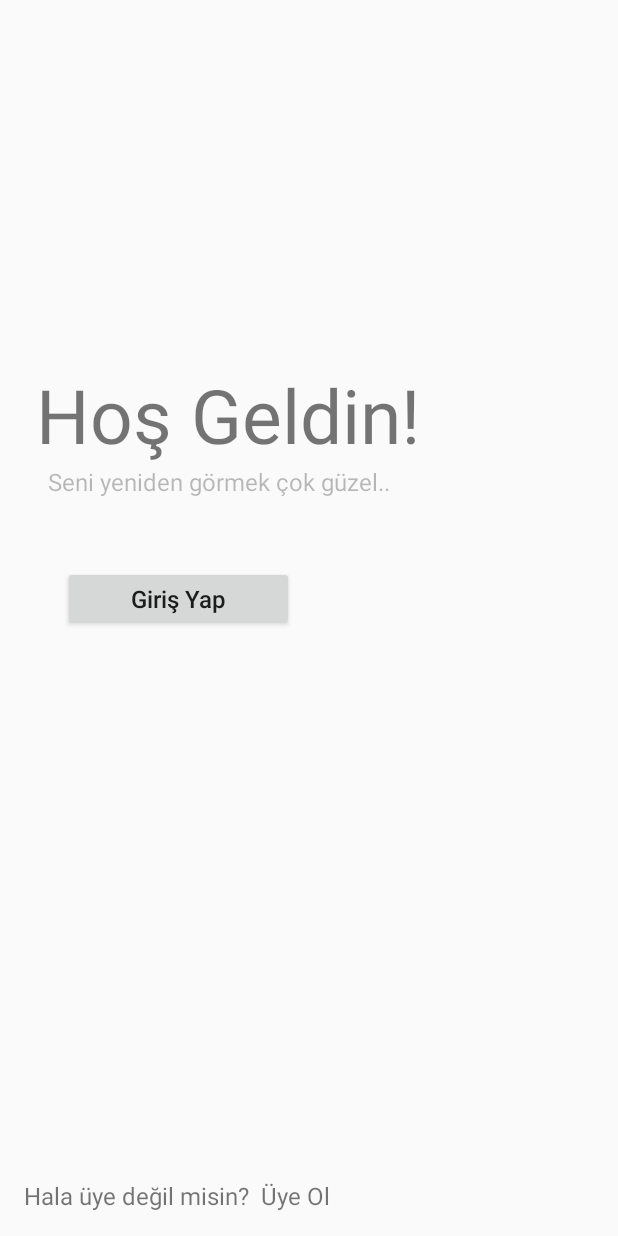
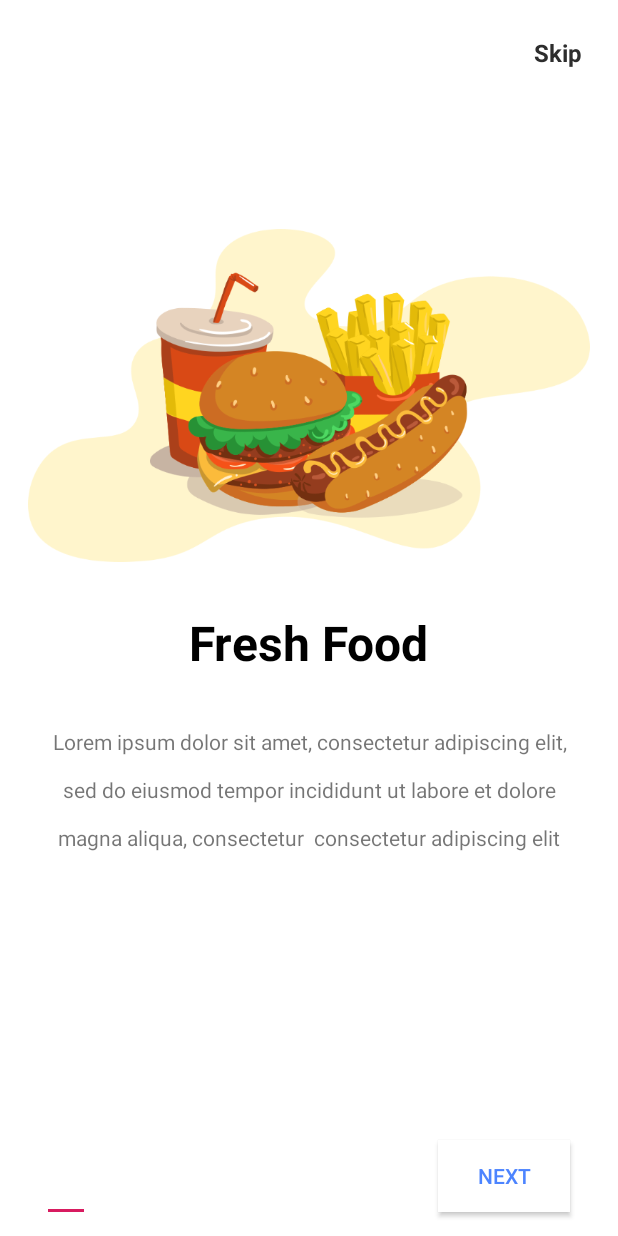
Before and after one commit to ysfyldrm/PayCal_RESIST, an Android app: the screen it shows after launch (WelcomeActivity before the commit, IntroActivity after it), on a phone screen of 412 x 824 dp. Run offline under Robolectric (Android 15) with nearby library versions, the phone set to English and light mode, and no system bars.

Commit message:
Walkthrough Screen eklendi.

```diff
--- a/app/build.gradle
+++ b/app/build.gradle
@@ -29,4 +29,5 @@
     testImplementation 'junit:junit:4.12'
     androidTestImplementation 'androidx.test.ext:junit:1.1.0'
     androidTestImplementation 'androidx.test.espresso:espresso-core:3.1.1'
+    implementation 'com.google.android.material:material:1.1.0'
 }
--- a/app/src/main/AndroidManifest.xml
+++ b/app/src/main/AndroidManifest.xml
@@ -9,16 +9,18 @@
         android:roundIcon="@mipmap/ic_launcher_round"
         android:supportsRtl="true"
         android:theme="@style/AppTheme">
-        <activity android:name=".WelcomeActivity">
+
+        <activity android:name=".IntroActivity">
             <intent-filter>
                 <action android:name="android.intent.action.MAIN" />
                 <category android:name="android.intent.category.LAUNCHER" />
             </intent-filter>
         </activity>
+        <activity android:name=".WelcomeActivity"></activity>
         <activity android:name=".RegisterActivity" />
         <activity android:name=".ForgetPassActivity" />
         <activity android:name=".LoginActivity" />
-        <activity android:name=".MainActivity"></activity>
+        <activity android:name=".MainActivity" />
     </application>
 
 </manifest>
--- /dev/null
+++ b/app/src/main/java/com/grapesoftware/paycal_resist/IntroActivity.java
@@ -0,0 +1,212 @@
+package com.grapesoftware.paycal_resist;
+
+import androidx.appcompat.app.AppCompatActivity;
+import androidx.viewpager.widget.ViewPager;
+
+import android.content.Intent;
+import android.content.SharedPreferences;
+import android.os.Bundle;
+import android.view.View;
+import android.view.Window;
+import android.view.WindowManager;
+import android.view.animation.Animation;
+import android.view.animation.AnimationUtils;
+import android.widget.Button;
+import android.widget.TextView;
+
+import com.google.android.material.tabs.TabLayout;
+
+import java.util.ArrayList;
+import java.util.List;
+
+public class IntroActivity extends AppCompatActivity {
+
+    private ViewPager screenPager;
+    IntroViewPagerAdapter introViewPagerAdapter ;
+    TabLayout tabIndicator;
+    Button btnNext;
+    int position = 0 ;
+    Button btnGetStarted;
+    Animation btnAnim ;
+    TextView tvSkip;
+
+
+    @Override
+    protected void onCreate(Bundle savedInstanceState) {
+        super.onCreate(savedInstanceState);
+
+        // make the activity on full screen
+
+        requestWindowFeature(Window.FEATURE_NO_TITLE);
+        getWindow().setFlags(WindowManager.LayoutParams.FLAG_FULLSCREEN,
+                WindowManager.LayoutParams.FLAG_FULLSCREEN);
+
+
+        // when this activity is about to be launch we need to check if its openened before or not
+
+       /** if (restorePrefData()) {
+
+            Intent mainActivity = new Intent(getApplicationContext(),MainActivity.class );
+            startActivity(mainActivity);
+            finish();
+
+        } **/
+
+        setContentView(R.layout.activity_intro);
+
+        // hide the action bar
+
+       //getSupportActionBar().hide();
+
+        // ini views
+        btnNext = findViewById(R.id.btn_next);
+        btnGetStarted = findViewById(R.id.btn_get_started);
+        tabIndicator = findViewById(R.id.tab_indicator);
+       // btnAnim = AnimationUtils.loadAnimation(getApplicationContext(),R.anim.button_animation);
+        tvSkip = findViewById(R.id.tv_skip);
+
+        // fill list screen
+
+        final List<ScreenItem> mList = new ArrayList<>();
+        mList.add(new ScreenItem("Fresh Food","Lorem ipsum dolor sit amet, consectetur adipiscing elit, sed do eiusmod tempor incididunt ut labore et dolore magna aliqua, consectetur  consectetur adipiscing elit",R.drawable.img1));
+        mList.add(new ScreenItem("Fast Delivery","Lorem ipsum dolor sit amet, consectetur adipiscing elit, sed do eiusmod tempor incididunt ut labore et dolore magna aliqua, consectetur  consectetur adipiscing elit",R.drawable.img2));
+        mList.add(new ScreenItem("Easy Payment","Lorem ipsum dolor sit amet, consectetur adipiscing elit, sed do eiusmod tempor incididunt ut labore et dolore magna aliqua, consectetur  consectetur adipiscing elit",R.drawable.img3));
+
+        // setup viewpager
+        screenPager =findViewById(R.id.screen_viewpager);
+        introViewPagerAdapter = new IntroViewPagerAdapter(this,mList);
+        screenPager.setAdapter(introViewPagerAdapter);
+
+        // setup tablayout with viewpager
+
+        tabIndicator.setupWithViewPager(screenPager);
+
+        // next button click Listner
+
+        btnNext.setOnClickListener(new View.OnClickListener() {
+            @Override
+            public void onClick(View v) {
+
+                position = screenPager.getCurrentItem();
+                if (position < mList.size()) {
+
+                    position++;
+                    screenPager.setCurrentItem(position);
+
+
+                }
+
+                if (position == mList.size()-1) { // when we rech to the last screen
+
+                    // TODO : show the GETSTARTED Button and hide the indicator and the next button
+
+                    loaddLastScreen();
+
+
+                }
+
+
+
+            }
+        });
+
+        // tablayout add change listener
+
+
+        tabIndicator.addOnTabSelectedListener(new TabLayout.BaseOnTabSelectedListener() {
+            @Override
+            public void onTabSelected(TabLayout.Tab tab) {
+
+                if (tab.getPosition() == mList.size()-1) {
+
+                    loaddLastScreen();
+
+                }
+
+
+            }
+
+            @Override
+            public void onTabUnselected(TabLayout.Tab tab) {
+
+            }
+
+            @Override
+            public void onTabReselected(TabLayout.Tab tab) {
+
+            }
+        });
+
+
+
+        // Get Started button click listener
+
+        btnGetStarted.setOnClickListener(new View.OnClickListener() {
+            @Override
+            public void onClick(View v) {
+
+
+                //open main activity
+
+                Intent mainActivity = new Intent(getApplicationContext(),MainActivity.class);
+                startActivity(mainActivity);
+                // also we need to save a boolean value to storage so next time when the user run the app
+                // we could know that he is already checked the intro screen activity
+                // i'm going to use shared preferences to that process
+                savePrefsData();
+                finish();
+
+
+
+            }
+        });
+
+        // skip button click listener
+
+        tvSkip.setOnClickListener(new View.OnClickListener() {
+            @Override
+            public void onClick(View v) {
+                screenPager.setCurrentItem(mList.size());
+            }
+        });
+
+
+
+    }
+
+    private boolean restorePrefData() {
+
+
+        SharedPreferences pref = getApplicationContext().getSharedPreferences("myPrefs",MODE_PRIVATE);
+        Boolean isIntroActivityOpnendBefore = pref.getBoolean("isIntroOpnend",false);
+        return  isIntroActivityOpnendBefore;
+
+
+
+    }
+
+    private void savePrefsData() {
+
+        SharedPreferences pref = getApplicationContext().getSharedPreferences("myPrefs",MODE_PRIVATE);
+        SharedPreferences.Editor editor = pref.edit();
+        editor.putBoolean("isIntroOpnend",true);
+        editor.commit();
+
+
+    }
+
+    // show the GETSTARTED Button and hide the indicator and the next button
+    private void loaddLastScreen() {
+
+        btnNext.setVisibility(View.INVISIBLE);
+        btnGetStarted.setVisibility(View.VISIBLE);
+        tvSkip.setVisibility(View.INVISIBLE);
+        tabIndicator.setVisibility(View.INVISIBLE);
+        // TODO : ADD an animation the getstarted button
+        // setup animation
+        btnGetStarted.setAnimation(btnAnim);
+
+
+
+    }
+}
--- /dev/null
+++ b/app/src/main/java/com/grapesoftware/paycal_resist/IntroViewPagerAdapter.java
@@ -0,0 +1,63 @@
+package com.grapesoftware.paycal_resist;
+
+import android.content.Context;
+import android.view.LayoutInflater;
+import android.view.View;
+import android.view.ViewGroup;
+import android.widget.ImageView;
+import android.widget.TextView;
+
+import androidx.annotation.NonNull;
+import androidx.viewpager.widget.PagerAdapter;
+
+import java.util.List;
+
+public class IntroViewPagerAdapter extends PagerAdapter {
+
+    Context mContext ;
+    List<ScreenItem> mListScreen;
+
+    public IntroViewPagerAdapter(Context mContext, List<ScreenItem> mListScreen) {
+
+        this.mContext = mContext;
+        this.mListScreen = mListScreen;
+    }
+
+    @NonNull
+    @Override
+    public Object instantiateItem(@NonNull ViewGroup container, int position) {
+
+        LayoutInflater inflater = (LayoutInflater) mContext.getSystemService(Context.LAYOUT_INFLATER_SERVICE);
+        View layoutScreen = inflater.inflate(R.layout.layout_screen,null);
+
+        ImageView imgSlide = layoutScreen.findViewById(R.id.intro_img);
+        TextView title = layoutScreen.findViewById(R.id.intro_title);
+        TextView description = layoutScreen.findViewById(R.id.intro_description);
+
+        title.setText(mListScreen.get(position).getTitle());
+        description.setText(mListScreen.get(position).getDescription());
+        imgSlide.setImageResource(mListScreen.get(position).getScreenImg());
+
+        container.addView(layoutScreen);
+
+        return layoutScreen;
+
+    }
+
+    @Override
+    public int getCount() {
+        return mListScreen.size();
+    }
+
+    @Override
+    public boolean isViewFromObject(@NonNull View view, @NonNull Object o) {
+        return view == o;
+    }
+
+    @Override
+    public void destroyItem(@NonNull ViewGroup container, int position, @NonNull Object object) {
+
+        container.removeView((View)object);
+
+    }
+}
--- /dev/null
+++ b/app/src/main/java/com/grapesoftware/paycal_resist/ScreenItem.java
@@ -0,0 +1,37 @@
+package com.grapesoftware.paycal_resist;
+
+public class ScreenItem {
+
+    String Title,Description;
+    int ScreenImg;
+
+    public ScreenItem(String title, String description, int screenImg) {
+        Title = title;
+        Description = description;
+        ScreenImg = screenImg;
+    }
+
+    public void setTitle(String title) {
+        Title = title;
+    }
+
+    public void setDescription(String description) {
+        Description = description;
+    }
+
+    public void setScreenImg(int screenImg) {
+        ScreenImg = screenImg;
+    }
+
+    public String getTitle() {
+        return Title;
+    }
+
+    public String getDescription() {
+        return Description;
+    }
+
+    public int getScreenImg() {
+        return ScreenImg;
+    }
+}
--- /dev/null
+++ b/app/src/main/res/layout/activity_intro.xml
@@ -0,0 +1,81 @@
+<?xml version="1.0" encoding="utf-8"?>
+<androidx.constraintlayout.widget.ConstraintLayout xmlns:android="http://schemas.android.com/apk/res/android"
+    xmlns:app="http://schemas.android.com/apk/res-auto"
+    xmlns:tools="http://schemas.android.com/tools"
+    android:layout_width="match_parent"
+    android:layout_height="match_parent"
+    android:background="#ffffff"
+    tools:context=".IntroActivity">
+
+    <androidx.viewpager.widget.ViewPager
+        android:id="@+id/screen_viewpager"
+        android:layout_width="0dp"
+        android:layout_height="0dp"
+        android:layout_marginBottom="8dp"
+        app:layout_constraintBottom_toTopOf="@+id/tab_indicator"
+        app:layout_constraintEnd_toEndOf="parent"
+        app:layout_constraintStart_toStartOf="parent"
+        app:layout_constraintTop_toTopOf="parent" />
+
+    <Button
+        android:id="@+id/btn_next"
+        android:layout_width="wrap_content"
+        android:layout_height="wrap_content"
+        android:layout_marginEnd="32dp"
+        android:layout_marginRight="32dp"
+        android:layout_marginBottom="16dp"
+        android:background="#fff"
+        android:drawableTint="@color/gradient_start_color"
+        android:text="Next"
+        android:textColor="@color/gradient_start_color"
+        app:layout_constraintBottom_toBottomOf="parent"
+        app:layout_constraintEnd_toEndOf="parent" />
+
+    <com.google.android.material.tabs.TabLayout
+        android:id="@+id/tab_indicator"
+        android:layout_width="wrap_content"
+        android:layout_height="wrap_content"
+        android:layout_marginStart="32dp"
+        android:layout_marginLeft="32dp"
+        android:layout_marginEnd="8dp"
+        android:layout_marginRight="8dp"
+        android:layout_marginBottom="16dp"
+        app:layout_constraintBottom_toBottomOf="parent"
+        app:layout_constraintEnd_toStartOf="@+id/btn_next"
+        app:layout_constraintHorizontal_bias="0.0"
+        app:layout_constraintStart_toStartOf="parent"
+        >
+
+    </com.google.android.material.tabs.TabLayout>
+
+    <Button
+        android:id="@+id/btn_get_started"
+        android:layout_width="132dp"
+        android:layout_height="wrap_content"
+        android:layout_marginStart="8dp"
+        android:layout_marginLeft="8dp"
+        android:layout_marginEnd="8dp"
+        android:layout_marginRight="8dp"
+        android:layout_marginBottom="64dp"
+        android:background="@color/common_google_signin_btn_text_dark"
+        android:text="Get Started"
+        android:textColor="@color/gradient_start_color"
+        android:visibility="invisible"
+        app:layout_constraintBottom_toBottomOf="parent"
+        app:layout_constraintEnd_toEndOf="parent"
+        app:layout_constraintStart_toStartOf="parent" />
+
+    <TextView
+        android:id="@+id/tv_skip"
+        android:layout_width="wrap_content"
+        android:layout_height="wrap_content"
+        android:layout_marginTop="24dp"
+        android:layout_marginEnd="24dp"
+        android:layout_marginRight="24dp"
+        android:text="Skip"
+        android:textColor="#2d2d2d"
+        android:textSize="16sp"
+        android:textStyle="bold"
+        app:layout_constraintEnd_toEndOf="parent"
+        app:layout_constraintTop_toTopOf="parent" />
+</androidx.constraintlayout.widget.ConstraintLayout>
--- /dev/null
+++ b/app/src/main/res/layout/layout_screen.xml
@@ -0,0 +1,68 @@
+<?xml version="1.0" encoding="utf-8"?>
+<androidx.constraintlayout.widget.ConstraintLayout xmlns:android="http://schemas.android.com/apk/res/android"
+    android:layout_width="match_parent"
+    android:layout_height="match_parent"
+    xmlns:app="http://schemas.android.com/apk/res-auto"
+    xmlns:tools="http://schemas.android.com/tools"
+    android:background="#ffffff"
+    >
+
+    <androidx.constraintlayout.widget.Guideline
+        android:id="@+id/guideline"
+        android:layout_width="wrap_content"
+        android:layout_height="wrap_content"
+        android:orientation="horizontal"
+        app:layout_constraintGuide_percent="0.56882256" />
+
+    <TextView
+        android:id="@+id/intro_title"
+        android:layout_width="wrap_content"
+        android:layout_height="wrap_content"
+        android:layout_marginStart="16dp"
+        android:layout_marginLeft="16dp"
+        android:layout_marginEnd="16dp"
+        android:layout_marginRight="16dp"
+        android:layout_marginBottom="8dp"
+        android:text="TextView"
+        android:textColor="@color/intro_title_color"
+        android:textSize="32dp"
+        android:textStyle="bold"
+        app:layout_constraintBottom_toTopOf="@+id/guideline"
+        app:layout_constraintEnd_toEndOf="parent"
+        app:layout_constraintStart_toStartOf="parent"
+        app:layout_constraintTop_toTopOf="@+id/guideline" />
+
+    <TextView
+        android:lineSpacingExtra="16dp"
+        android:id="@+id/intro_description"
+        android:layout_width="0dp"
+        android:layout_height="wrap_content"
+        android:layout_marginStart="32dp"
+        android:layout_marginLeft="32dp"
+        android:layout_marginTop="8dp"
+        android:layout_marginEnd="32dp"
+        android:layout_marginRight="32dp"
+        android:layout_marginBottom="8dp"
+        android:text="TextView"
+        android:textAlignment="center"
+        app:layout_constraintBottom_toBottomOf="parent"
+        app:layout_constraintEnd_toEndOf="parent"
+        app:layout_constraintStart_toStartOf="parent"
+        app:layout_constraintTop_toBottomOf="@+id/intro_title"
+        app:layout_constraintVertical_bias="0.13" />
+
+    <ImageView
+        android:id="@+id/intro_img"
+        android:layout_width="wrap_content"
+        android:layout_height="222dp"
+        android:layout_marginStart="8dp"
+        android:layout_marginLeft="8dp"
+        android:layout_marginEnd="8dp"
+        android:layout_marginRight="8dp"
+        android:layout_marginBottom="32dp"
+        app:layout_constraintBottom_toTopOf="@+id/intro_title"
+        app:layout_constraintEnd_toEndOf="parent"
+        app:layout_constraintStart_toStartOf="parent"
+        tools:srcCompat="@tools:sample/avatars" />
+
+</androidx.constraintlayout.widget.ConstraintLayout>
--- a/app/src/main/res/values/colors.xml
+++ b/app/src/main/res/values/colors.xml
@@ -3,4 +3,17 @@
     <color name="colorPrimary">#008577</color>
     <color name="colorPrimaryDark">#00574B</color>
     <color name="colorAccent">#D81B60</color>
+
+    <!-- colors for button style -->
+
+    <color name="gradient_start_color">#4c84ff</color>
+    <color name="gradient_end_color">#18a3fe</color>
+
+    <!-- colors for tab and screent text -->
+
+    <color name="tab_indicator_gray">#c0c0c0</color>
+    <color name="intro_title_color">#000000</color>
+    <color name="intro_description_color">#656565</color>
+
+
 </resources>
```
Also changed, not shown: app/src/main/res/drawable-xhdpi/img1.png (added), app/src/main/res/drawable-xhdpi/img2.png (added), app/src/main/res/drawable-xhdpi/img3.png (added).
